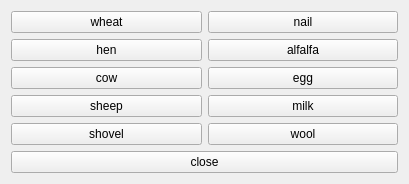
The window that store.ui (slotfi909/heyDay) describes before a commit, drawn with Qt 5.
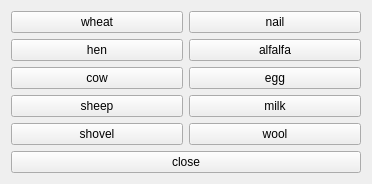
The same window after the commit.

```diff
--- a/store.ui
+++ b/store.ui
@@ -6,7 +6,7 @@
    <rect>
     <x>0</x>
     <y>0</y>
-    <width>409</width>
+    <width>372</width>
     <height>181</height>
    </rect>
   </property>
```
